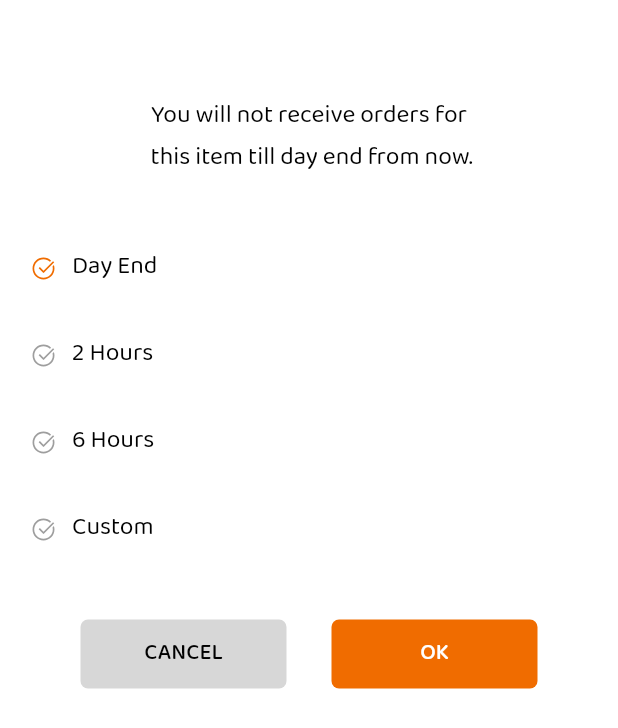
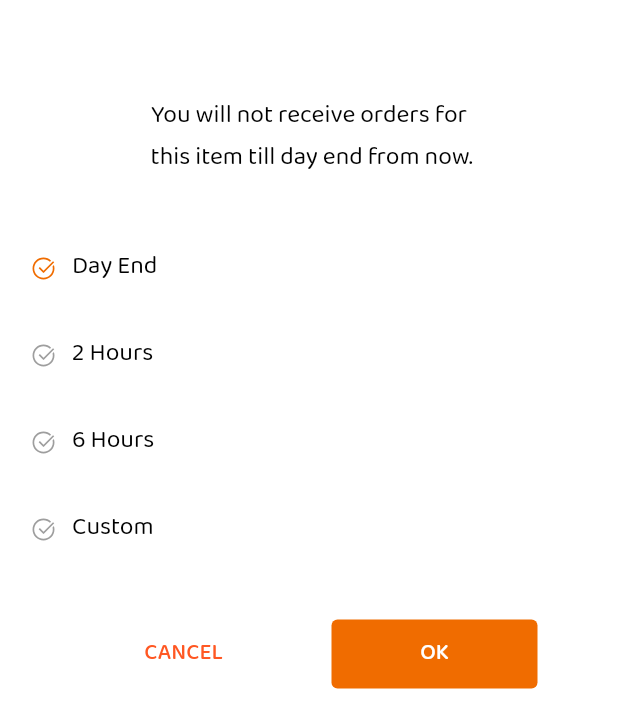
Before and after one commit to fluttertutorialin/foodcafe, a Flutter app: the BottomSheetPauseMenu widget shown alone on an empty page, opened directly with empty values, on a phone screen of 412 x 824 dp. Shown: the top 728 px of the screen. Run offline on Flutter 3.47's test engine with Material 2 defaults, Android fonts, the phone set to English and light mode, and no system bars; our stand-ins replace cloud_firestore, dotted_border, firebase_auth, firebase_core, firebase_crashlytics, firebase_messaging and 9 more; accounts and stored records are empty; generated files the repository leaves out were written again.

Commit message:
FlatButton remove add new TextButton

```diff
--- a/lib/binding/home_binding.dart
+++ b/lib/binding/home_binding.dart
@@ -1,4 +1,3 @@
-import 'package:cloud_firestore/cloud_firestore.dart';
 import 'package:foodcafe/controller/controller.dart';
 import 'package:get/get.dart';
 
--- a/lib/resource/style.dart
+++ b/lib/resource/style.dart
@@ -21,8 +21,8 @@ var getNotificationTitleStyle = TextStyle(fontSize: 36.sp, color: Colors.black,
 var getNotificationDescriptionStyle = TextStyle(fontSize: 30.sp, color: Colors.black, fontFamily: regularFont);
 
 //BUTTON STYLE
-var btnOkStyle = TextStyle(fontSize: 25.sp, color: Colors.black, fontFamily: mediumFont);
-var btnCloseStyle = TextStyle(fontSize: 25.sp, color: Colors.red, fontFamily: mediumFont);
+var btnOkStyle = TextStyle(fontSize: 30.sp, color: Colors.black, fontFamily: mediumFont);
+var btnCloseStyle = TextStyle(fontSize: 30.sp, color: Colors.red, fontFamily: mediumFont);
 var btnFindStyle = TextStyle(fontSize: 25.sp, color: Colors.black, fontFamily: mediumFont);
 var btnOnBoardingStyle = TextStyle(fontSize: 30.sp, color: accentColor, fontFamily: mediumFont);
 
--- a/lib/ui/page/home_page.dart
+++ b/lib/ui/page/home_page.dart
@@ -196,6 +196,7 @@ class HomePage extends StatelessWidget {
             padding: const EdgeInsets.only(right: 0.0, top: 4),
             child: Icon(iconData)),
         //if (count > 0)
+        if(!selectIndex)
         Positioned(
             right: 0,
             top: 0,
--- a/lib/ui/widget/bottom_sheet_pause_menu.dart
+++ b/lib/ui/widget/bottom_sheet_pause_menu.dart
@@ -10,7 +10,8 @@ class BottomSheetPauseMenu extends StatelessWidget {
   final String menuName;
   final VoidCallback voidCallbackOk;
 
-  BottomSheetPauseMenu({@required this.menuName, @required this.voidCallbackOk});
+  BottomSheetPauseMenu(
+      {@required this.menuName, @required this.voidCallbackOk});
 
   @override
   Widget build(BuildContext context) {
@@ -27,29 +28,30 @@ class BottomSheetPauseMenu extends StatelessWidget {
       PauseMenuOrderOffTimer(),
       SizedBox(height: 30),
       Row(mainAxisAlignment: MainAxisAlignment.center, children: [
-        FlatButton(
-            minWidth: Get.width / 3,
-            padding: const EdgeInsets.only(
-                left: 15.0, right: 15.0, top: 10, bottom: 10),
-            textColor: Colors.black,
-            color: btnCancelColor,
-            onPressed: () => Get.back(),
-            shape:
-                RoundedRectangleBorder(borderRadius: BorderRadius.circular(5)),
-            child: Text(cancelButton,
-                style: TextStyle(fontFamily: mediumFont, fontSize: 15))),
+        ConstrainedBox(
+            constraints: BoxConstraints.tightFor(width: Get.width / 3),
+            child: TextButton(
+                style: ButtonStyle(
+                    backgroundColor: MaterialStateProperty.all(Colors.white),
+                    padding: MaterialStateProperty.all(EdgeInsets.only(
+                        left: 15.0, right: 15.0, top: 10, bottom: 10))),
+                onPressed: () => Get.back(),
+                child: Text(cancelButton,
+                    style: TextStyle(fontFamily: mediumFont, fontSize: 15)))),
         SizedBox(width: 30),
-        FlatButton(
-            minWidth: Get.width / 3,
-            padding: const EdgeInsets.only(
-                left: 15.0, right: 15.0, top: 10, bottom: 10),
-            textColor: Colors.white,
-            color: btnOkColor,
-            onPressed: () => voidCallbackOk(),
-            shape:
-                RoundedRectangleBorder(borderRadius: BorderRadius.circular(5)),
-            child: Text(okButton,
-                style: TextStyle(fontFamily: mediumFont, fontSize: 15))),
+        ConstrainedBox(
+            constraints: BoxConstraints.tightFor(width: Get.width / 3),
+            child: TextButton(
+                style: ButtonStyle(
+                    backgroundColor: MaterialStateProperty.all(btnOkColor),
+                    padding: MaterialStateProperty.all(EdgeInsets.only(
+                        left: 15.0, right: 15.0, top: 10, bottom: 10))),
+                onPressed: () => voidCallbackOk(),
+                child: Text(okButton,
+                    style: TextStyle(
+                        fontFamily: mediumFont,
+                        color: Colors.white,
+                        fontSize: 15)))),
         SizedBox(height: 20)
       ])
     ]));
```
